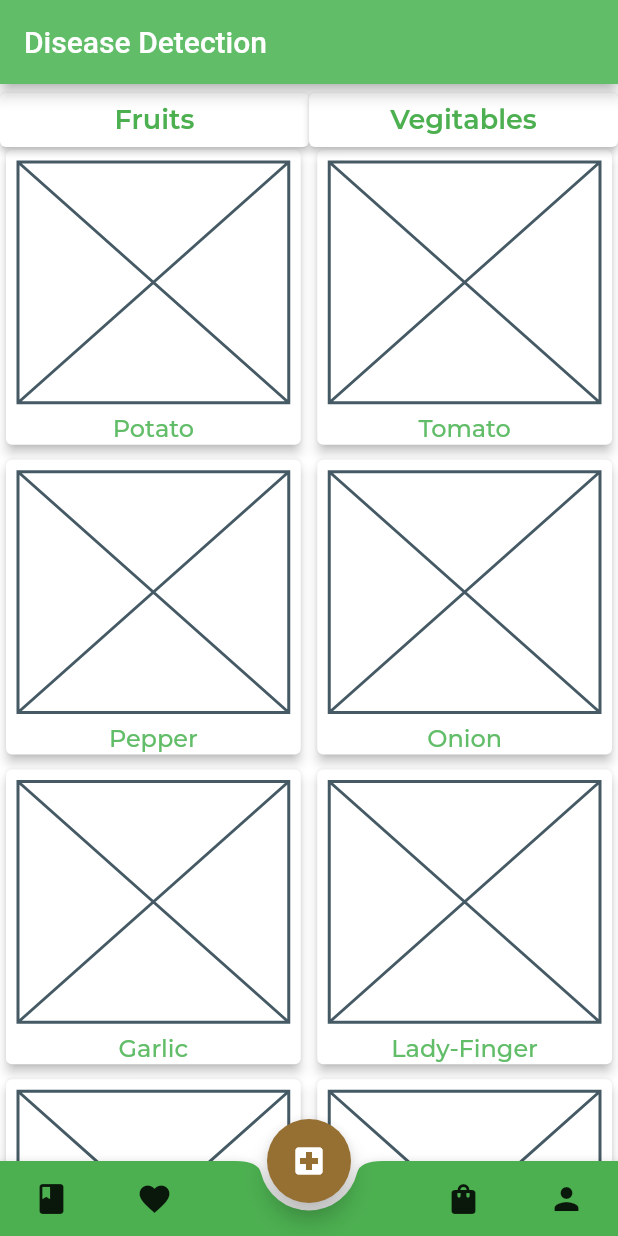
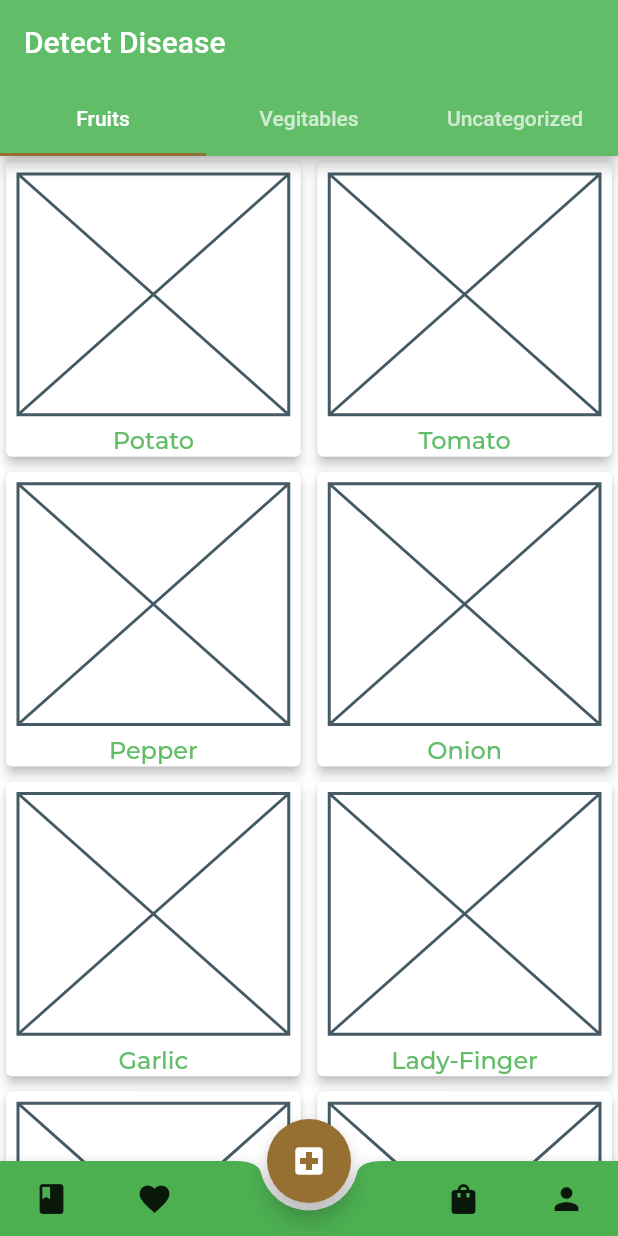
Before and after one commit to Munsif-Ali/dr-green, a Flutter app: the screen it shows after launch, after a tap on "Already have account Login", after a tap on "Don't have account create one", after a tap on "Continue as Guest", on a phone screen of 412 x 824 dp. Run offline on Flutter 3.47's test engine with Material 2 defaults, Android fonts, the phone set to English and light mode, and no system bars; our stand-ins replace flutter_svg, image_picker; project files that could hold a hidden picture were left out.

Commit message:
disease detection screen

```diff
--- a/lib/main.dart
+++ b/lib/main.dart
@@ -2,8 +2,12 @@ import 'package:doctor_green/screen/authentication/login_screen.dart';
 import 'package:doctor_green/screen/authentication/signup_screen.dart';
 import 'package:doctor_green/screen/home/home_screen.dart';
 import 'package:doctor_green/screen/splash_screen.dart';
+import 'package:doctor_green/screen/tabs/disease_detection/detect_disease_screen.dart';
+import 'package:doctor_green/screen/tabs/disease_detection/disease_detection.dart';
+import 'package:doctor_green/screen/tabs/disease_detection/disease_result_screen.dart';
 import 'package:doctor_green/themes/theme.dart';
 import 'package:flutter/material.dart';
+import 'package:image_picker/image_picker.dart';
 
 void main() {
   runApp(const MyApp());
@@ -25,6 +29,11 @@ class MyApp extends StatelessWidget {
         LoginScreen.routeName: (context) => const LoginScreen(),
         SignupScreen.routeName: (context) => const SignupScreen(),
         HomeScreen.routeName: (context) => const HomeScreen(),
+        DiseaseDetectionScreen.routeName: (context) =>
+            const DiseaseDetectionScreen(),
+        DetectDiseaseScreen.routeName: (context) => DetectDiseaseScreen(),
+        DiseaseResultScreen.routeName: (context) => DiseaseResultScreen(
+            imageFile: ModalRoute.of(context)!.settings.arguments as XFile),
       },
     );
   }
--- a/lib/screen/home/home_screen.dart
+++ b/lib/screen/home/home_screen.dart
@@ -1,4 +1,4 @@
-import 'package:doctor_green/screen/tabs/disease_detection.dart';
+import 'package:doctor_green/screen/tabs/disease_detection/disease_detection.dart';
 import 'package:flutter/material.dart';
 
 class HomeScreen extends StatefulWidget {
--- a/lib/screen/tabs/disease_detection.dart
+++ /dev/null
@@ -1,132 +0,0 @@
-import 'package:flutter/material.dart';
-
-class DiseaseDetectionScreen extends StatefulWidget {
-  const DiseaseDetectionScreen({super.key});
-
-  @override
-  State<DiseaseDetectionScreen> createState() => _DiseaseDetectionScreenState();
-}
-
-class _DiseaseDetectionScreenState extends State<DiseaseDetectionScreen> {
-  List<String> plantList = [
-    "Potato",
-    "Tomato",
-    "Pepper",
-    "Onion",
-    "Garlic",
-    "Lady-Finger",
-    "Orange",
-    "Mangor",
-    "Apple",
-  ];
-  final PageController _pageController = PageController();
-  @override
-  Widget build(BuildContext context) {
-    return Scaffold(
-      appBar: AppBar(
-        title: const Text("Disease Detection"),
-      ),
-      body: Stack(
-        children: [
-          Padding(
-            padding: const EdgeInsets.only(top: 40),
-            child: PageView(
-              allowImplicitScrolling: true,
-              controller: _pageController,
-              children: [
-                GridView.builder(
-                  itemCount: plantList.length,
-                  gridDelegate: const SliverGridDelegateWithFixedCrossAxisCount(
-                    crossAxisCount: 2,
-                    mainAxisSpacing: 2,
-                    crossAxisSpacing: 3,
-                  ),
-                  itemBuilder: (context, index) {
-                    final plant = plantList[index];
-                    return Card(
-                      // color: Color.fromARGB(31, 252, 250, 250),
-                      elevation: 3,
-                      child: Column(
-                        children: [
-                          const Expanded(
-                            child: Padding(
-                              padding: EdgeInsets.all(8.0),
-                              child: Placeholder(),
-                            ),
-                          ),
-                          Text(plant),
-                        ],
-                      ),
-                    );
-                  },
-                ),
-                GridView.builder(
-                  itemCount: plantList.length,
-                  gridDelegate: const SliverGridDelegateWithFixedCrossAxisCount(
-                    crossAxisCount: 2,
-                    mainAxisSpacing: 2,
-                    crossAxisSpacing: 3,
-                  ),
-                  itemBuilder: (context, index) {
-                    final plant = plantList[index];
-                    return Card(
-                      // color: Color.fromARGB(31, 252, 250, 250),
-                      elevation: 3,
-                      child: Column(
-                        children: [
-                          const Expanded(
-                            child: Padding(
-                              padding: EdgeInsets.all(8.0),
-                              child: Placeholder(),
-                            ),
-                          ),
-                          Text(plant),
-                        ],
-                      ),
-                    );
-                  },
-                ),
-              ],
-            ),
-          ),
-          Row(
-            children: [
-              Expanded(
-                child: ElevatedButton(
-                  style: ButtonStyle(
-                    backgroundColor: MaterialStatePropertyAll(Colors.white),
-                    foregroundColor: MaterialStatePropertyAll(Colors.green),
-                  ),
-                  onPressed: () {
-                    _pageController.animateToPage(
-                      0,
-                      duration: const Duration(milliseconds: 500),
-                      curve: Curves.easeIn,
-                    );
-                  },
-                  child: Text("Fruits"),
-                ),
-              ),
-              Expanded(
-                child: ElevatedButton(
-                  style: ButtonStyle(
-                    backgroundColor: MaterialStatePropertyAll(Colors.white),
-                    foregroundColor: MaterialStatePropertyAll(Colors.green),
-                  ),
-                  onPressed: () {
-                    _pageController.animateToPage(
-                      1,
-                      duration: const Duration(milliseconds: 500),
-                      curve: Curves.easeIn,
-                    );
-                  },
-                  child: Text("Vegitables"),
-                ),
-              ),
-            ],
-          ),
-        ],
-      ),
-    );
-  }
-}
--- /dev/null
+++ b/lib/screen/tabs/disease_detection/disease_detection.dart
@@ -0,0 +1,126 @@
+import 'package:doctor_green/screen/tabs/disease_detection/detect_disease_screen.dart';
+import 'package:flutter/material.dart';
+
+class DiseaseDetectionScreen extends StatefulWidget {
+  static const String routeName = "/diseaseDetectionScreen";
+  const DiseaseDetectionScreen({super.key});
+
+  @override
+  State<DiseaseDetectionScreen> createState() => _DiseaseDetectionScreenState();
+}
+
+class _DiseaseDetectionScreenState extends State<DiseaseDetectionScreen> {
+  List<String> plantList = [
+    "Potato",
+    "Tomato",
+    "Pepper",
+    "Onion",
+    "Garlic",
+    "Lady-Finger",
+    "Orange",
+    "Mangor",
+    "Apple",
+  ];
+
+  final List<Tab> tabs = const <Tab>[
+    Tab(text: 'Fruits'),
+    Tab(text: 'Vegitables'),
+    Tab(text: 'Uncategorized'),
+  ];
+  late List<Widget> pages;
+  @override
+  void initState() {
+    super.initState();
+
+    pages = [
+      GridView.builder(
+        itemCount: plantList.length,
+        gridDelegate: const SliverGridDelegateWithFixedCrossAxisCount(
+          crossAxisCount: 2,
+          mainAxisSpacing: 2,
+          crossAxisSpacing: 3,
+        ),
+        itemBuilder: (context, index) {
+          final plant = plantList[index];
+          return Card(
+            // color: Color.fromARGB(31, 252, 250, 250),
+            elevation: 3,
+            child: Column(
+              children: [
+                Expanded(
+                  child: InkWell(
+                    onTap: () {
+                      Navigator.of(context).pushNamed(
+                        DetectDiseaseScreen.routeName,
+                        arguments: plant,
+                      );
+                    },
+                    child: const Padding(
+                      padding: EdgeInsets.all(8.0),
+                      child: Placeholder(),
+                    ),
+                  ),
+                ),
+                Text(plant),
+              ],
+            ),
+          );
+        },
+      ),
+      Text("Something"),
+      GridView.builder(
+        itemCount: plantList.length,
+        gridDelegate: const SliverGridDelegateWithFixedCrossAxisCount(
+          crossAxisCount: 2,
+          mainAxisSpacing: 2,
+          crossAxisSpacing: 3,
+        ),
+        itemBuilder: (context, index) {
+          final plant = plantList[index];
+          return Card(
+            // color: Color.fromARGB(31, 252, 250, 250),
+            elevation: 3,
+            child: Column(
+              children: [
+                const Expanded(
+                  child: Padding(
+                    padding: EdgeInsets.all(8.0),
+                    child: Placeholder(),
+                  ),
+                ),
+                Text(plant),
+              ],
+            ),
+          );
+        },
+      ),
+    ];
+  }
+
+  @override
+  Widget build(BuildContext context) {
+    return DefaultTabController(
+      length: tabs.length,
+      child: Builder(builder: (BuildContext context) {
+        // final TabController tabController = DefaultTabController.of(context)!;
+        // tabController.addListener(() {
+        //   if (!tabController.indexIsChanging) {
+        //     // Your code goes here.
+        //     // To get index of current tab use tabController.index
+        //   }
+        // });
+        return Scaffold(
+          appBar: AppBar(
+            title: const Text("Detect Disease"),
+            bottom: TabBar(
+              tabs: tabs,
+            ),
+          ),
+          body: TabBarView(
+            children: pages,
+          ),
+        );
+      }),
+    );
+  }
+}
--- a/pubspec.yaml
+++ b/pubspec.yaml
@@ -36,6 +36,7 @@ dependencies:
   # Use with the CupertinoIcons class for iOS style icons.
   cupertino_icons: ^1.0.2
   flutter_svg: ^1.1.6
+  image_picker: ^0.8.6+1
 
 dev_dependencies:
   flutter_test:
```
Also changed, not shown: lib/screen/tabs/disease_detection/detect_disease_screen.dart (added, +107 -0 lines), lib/screen/tabs/disease_detection/disease_result_screen.dart (added, +82 -0 lines), pubspec.lock.
